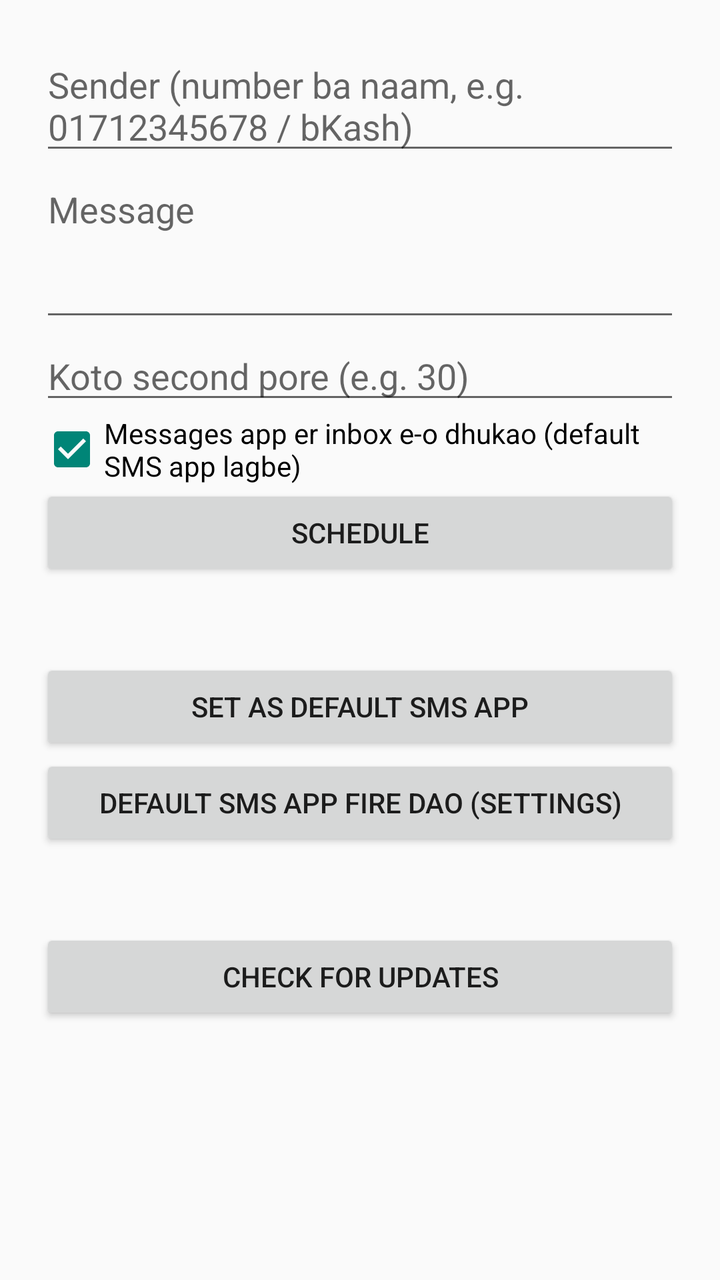
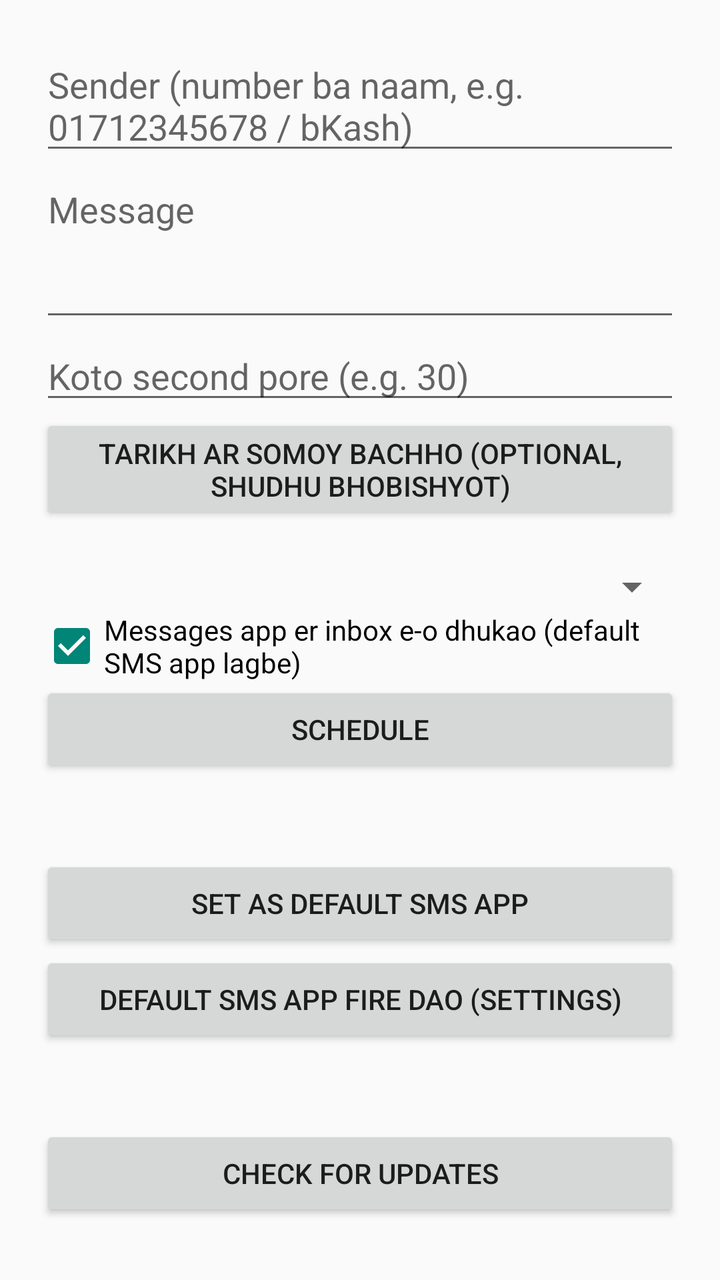

Two renders of the same Android screen: before a commit and after it. Below are the layout's source before the change and the commit's diff.
<!-- AndroidManifest.xml: application theme android:Theme.Material.Light.DarkActionBar -->
<!-- res/layout/activity_main.xml -->
<?xml version="1.0" encoding="utf-8"?>
<ScrollView xmlns:android="http://schemas.android.com/apk/res/android"
    android:layout_width="match_parent"
    android:layout_height="match_parent">
<LinearLayout
    android:layout_width="match_parent"
    android:layout_height="wrap_content"
    android:orientation="vertical"
    android:padding="20dp">

    <EditText android:id="@+id/sender" android:layout_width="match_parent"
        android:layout_height="wrap_content" android:hint="Sender (number ba naam, e.g. 01712345678 / bKash)" />

    <EditText android:id="@+id/msg" android:layout_width="match_parent"
        android:layout_height="wrap_content" android:hint="Message"
        android:minLines="3" android:gravity="top" />

    <EditText android:id="@+id/delay" android:layout_width="match_parent"
        android:layout_height="wrap_content" android:hint="Koto second pore (e.g. 30)"
        android:inputType="numberDecimal" />

    <CheckBox android:id="@+id/ins" android:layout_width="match_parent"
        android:layout_height="wrap_content" android:checked="true"
        android:text="Messages app er inbox e-o dhukao (default SMS app lagbe)" />

    <Button android:id="@+id/go" android:layout_width="match_parent"
        android:layout_height="wrap_content" android:text="Schedule" />

    <View android:layout_width="match_parent" android:layout_height="20dp" />

    <TextView android:id="@+id/dstat" android:layout_width="match_parent"
        android:layout_height="wrap_content" android:gravity="center" />

    <Button android:id="@+id/dset" android:layout_width="match_parent"
        android:layout_height="wrap_content" android:text="Set as default SMS app" />

    <Button android:id="@+id/dback" android:layout_width="match_parent"
        android:layout_height="wrap_content" android:text="Default SMS app fire dao (Settings)" />

    <View android:layout_width="match_parent" android:layout_height="20dp" />

    <TextView android:id="@+id/ver" android:layout_width="match_parent"
        android:layout_height="wrap_content" android:gravity="center" />

    <Button android:id="@+id/upd" android:layout_width="match_parent"
        android:layout_height="wrap_content" android:text="Check for updates" />
</LinearLayout>
</ScrollView>
<!-- resources referenced by this layout -->
<resources>

</resources>

<!-- the commit's change to res/layout/activity_main.xml (unified diff, before → after) -->
@@ -18,6 +18,15 @@
     <EditText android:id="@+id/delay" android:layout_width="match_parent"
         android:layout_height="wrap_content" android:hint="Koto second pore (e.g. 30)"
         android:inputType="numberDecimal" />
+
+    <Button android:id="@+id/pick" android:layout_width="match_parent"
+        android:layout_height="wrap_content" android:text="Tarikh ar somoy bachho (optional, shudhu bhobishyot)" />
+
+    <TextView android:id="@+id/picked" android:layout_width="match_parent"
+        android:layout_height="wrap_content" android:gravity="center" />
+
+    <Spinner android:id="@+id/type" android:layout_width="match_parent"
+        android:layout_height="wrap_content" />
 
     <CheckBox android:id="@+id/ins" android:layout_width="match_parent"
         android:layout_height="wrap_content" android:checked="true"
